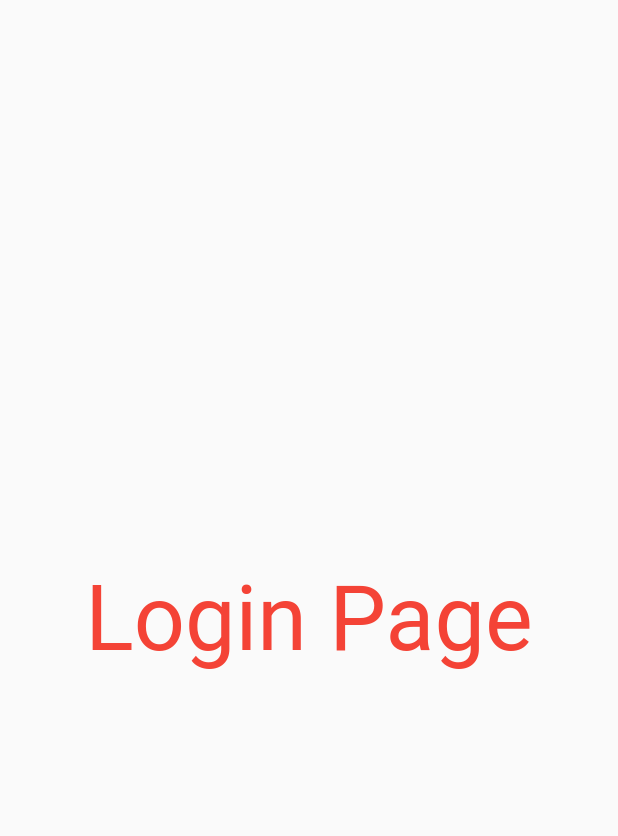
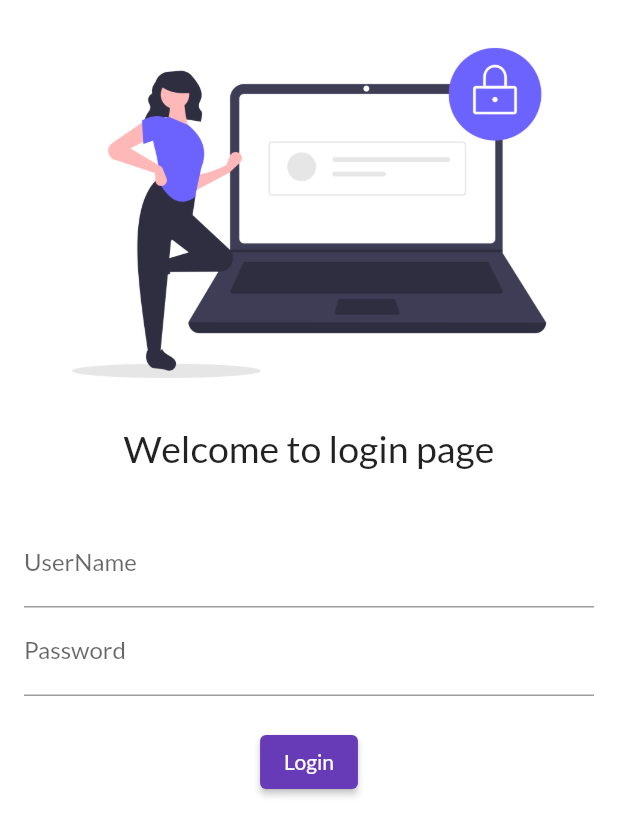
Before and after one commit to nabinsah703/codepurflutter, a Flutter app: the screen it shows after launch, on a phone screen of 412 x 824 dp. Shown: the top 836 px of the screen. Run offline on Flutter 3.47's test engine with Material 2 defaults, Android fonts, the phone set to English and light mode, and no system bars; our stand-ins replace google_fonts.

Commit message:
elevated button, text formfield an dlogin field created

```diff
--- a/lib/login_page.dart
+++ b/lib/login_page.dart
@@ -5,16 +5,52 @@ class LoginPage extends StatelessWidget {
 
   @override
   Widget build(BuildContext context) {
-    return const Material(
-      child: Center(
-        child: Text(
-          'Login Page',
-          style: TextStyle(
-            color: Colors.red,
-            fontSize: 20,
+    return Material(
+      color: Colors.white,
+      child: Column(
+        children: [
+          Image.asset(
+            "assets/images/login.png",
+            fit: BoxFit.cover,
           ),
-          textScaleFactor: 3.0,
-        ),
+
+          const Text(
+            'Welcome to login page',
+            style: TextStyle(
+              fontSize: 25,
+            ),
+          ),
+          Padding(
+            padding: const EdgeInsets.symmetric(horizontal: 16, vertical: 32),
+            child: Column(
+              children: [
+                TextFormField(
+                  decoration: const InputDecoration(
+                    hintText: "Enter a user name",
+                    labelText: "UserName",
+                  ),
+                ),
+                // const SizedBox(
+                //   height: 20,
+                // ),
+                TextFormField(
+                  obscureText: true,
+                  decoration: const InputDecoration(
+                    hintText: "Enter the password",
+                    labelText: "Password",
+                  ),
+                ),
+                const SizedBox(
+                  height: 20,
+                ),
+                ElevatedButton(onPressed: () {}, child: const Text('Login'))
+              ],
+            ),
+          )
+          // const SizedBox(
+          //   height: 20,
+          // ),
+        ],
       ),
     );
   }
--- a/lib/main.dart
+++ b/lib/main.dart
@@ -1,6 +1,7 @@
 import 'package:codepurflutter/home_page.dart';
 import 'package:codepurflutter/login_page.dart';
 import 'package:flutter/material.dart';
+import 'package:google_fonts/google_fonts.dart';
 
 void main() {
   runApp(const MyApp());
@@ -15,7 +16,11 @@ class MyApp extends StatelessWidget {
       // home: const HomePage(),
       themeMode: ThemeMode.light,
       darkTheme: ThemeData(brightness: Brightness.dark),
-      theme: ThemeData(primarySwatch: Colors.deepPurple),
+      theme: ThemeData(
+        primarySwatch: Colors.deepPurple,
+        fontFamily: GoogleFonts.lato().fontFamily,
+        // primaryTextTheme: GoogleFonts.latoTextTheme(),
+      ),
       routes: {
         "/": (context) => const LoginPage(),
         "/login": (context) => const LoginPage()
```
Also changed, not shown: pubspec.yaml (+4 -5 lines), assets/images/login.png (added), pubspec.lock, 1 other file.
